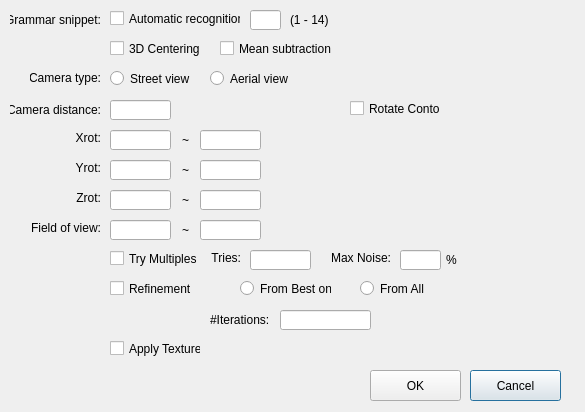
Before: the Qt Designer form BuildingMassEstimationCNN/ParameterEstimationDialog.ui in gnishida/BuildingMassEstimationCNN, drawn with Qt 5.
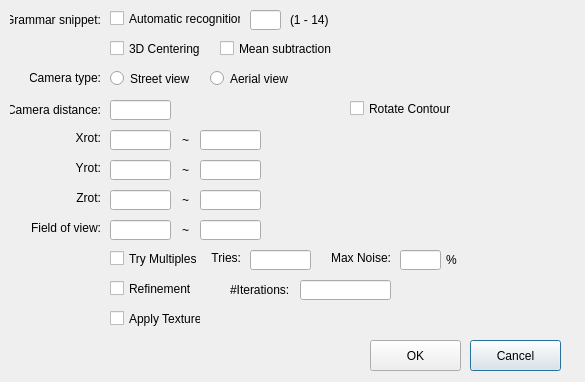
After: the same form once the commit is applied.

```diff
--- a/BuildingMassEstimationCNN/ParameterEstimationDialog.ui
+++ b/BuildingMassEstimationCNN/ParameterEstimationDialog.ui
@@ -7,7 +7,7 @@
     <x>0</x>
     <y>0</y>
     <width>585</width>
-    <height>412</height>
+    <height>382</height>
    </rect>
   </property>
   <property name="windowTitle">
@@ -199,7 +199,7 @@
    <property name="geometry">
     <rect>
      <x>470</x>
-     <y>370</y>
+     <y>340</y>
      <width>91</width>
      <height>31</height>
     </rect>
@@ -212,7 +212,7 @@
    <property name="geometry">
     <rect>
      <x>370</x>
-     <y>370</y>
+     <y>340</y>
      <width>91</width>
      <height>31</height>
     </rect>
@@ -335,7 +335,7 @@
    <property name="geometry">
     <rect>
      <x>110</x>
-     <y>340</y>
+     <y>310</y>
      <width>91</width>
      <height>17</height>
     </rect>
@@ -422,32 +422,6 @@
     </rect>
    </property>
   </widget>
-  <widget class="QRadioButton" name="radioButtonRefineFromBest">
-   <property name="geometry">
-    <rect>
-     <x>240</x>
-     <y>280</y>
-     <width>91</width>
-     <height>17</height>
-    </rect>
-   </property>
-   <property name="text">
-    <string>From Best one</string>
-   </property>
-  </widget>
-  <widget class="QRadioButton" name="radioButtonRefineFromAll">
-   <property name="geometry">
-    <rect>
-     <x>360</x>
-     <y>280</y>
-     <width>82</width>
-     <height>17</height>
-    </rect>
-   </property>
-   <property name="text">
-    <string>From All</string>
-   </property>
-  </widget>
   <widget class="QLabel" name="label_19">
    <property name="geometry">
     <rect>
@@ -532,8 +506,8 @@
   <widget class="QLineEdit" name="lineEditIterations">
    <property name="geometry">
     <rect>
-     <x>280</x>
-     <y>310</y>
+     <x>300</x>
+     <y>280</y>
      <width>91</width>
      <height>20</height>
     </rect>
@@ -542,8 +516,8 @@
   <widget class="QLabel" name="label">
    <property name="geometry">
     <rect>
-     <x>210</x>
-     <y>310</y>
+     <x>230</x>
+     <y>280</y>
      <width>71</width>
      <height>20</height>
     </rect>
@@ -557,7 +531,7 @@
     <rect>
      <x>350</x>
      <y>100</y>
-     <width>91</width>
+     <width>101</width>
      <height>17</height>
     </rect>
    </property>
```
Left out of the diff: 6 changed lines with no effect on the pictures.
